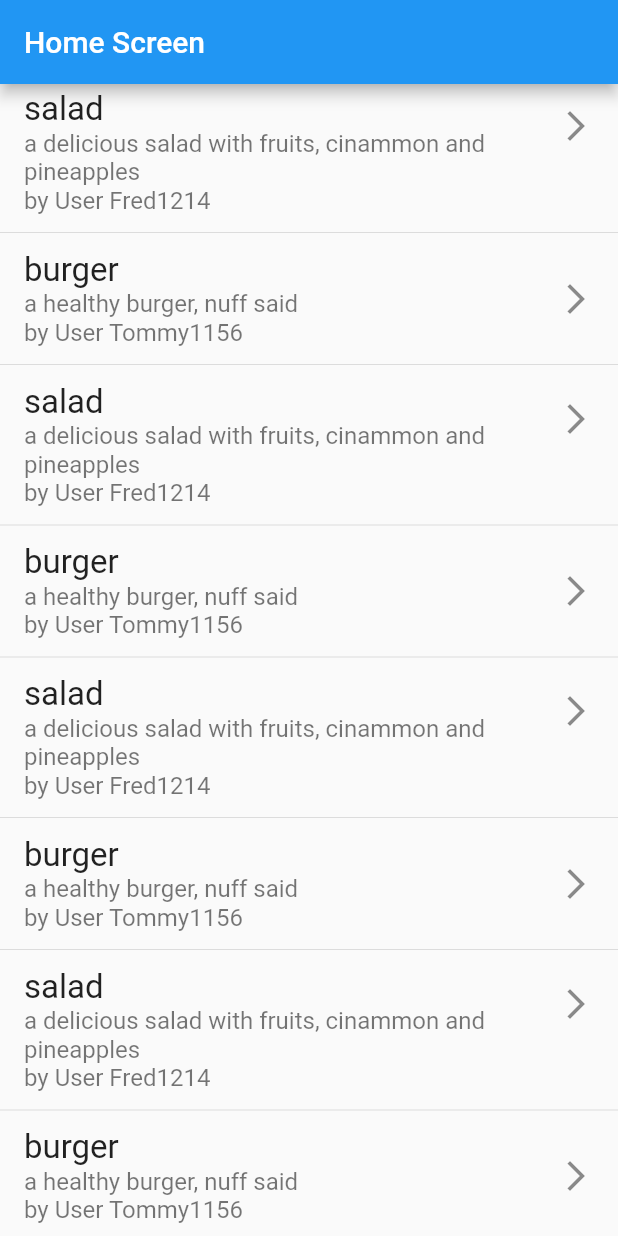
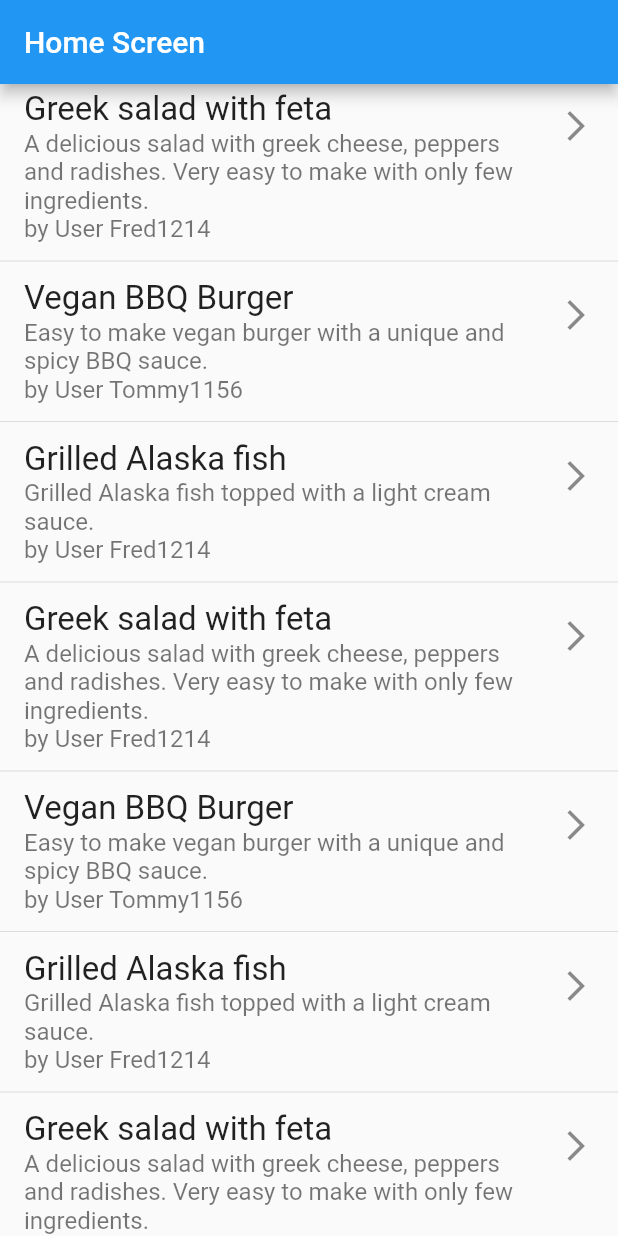
Before and after one commit to Fabian-Peter/mobile-app-dev, a Flutter app: the screen it shows after launch, on a phone screen of 412 x 824 dp. Run offline on Flutter 3.47's test engine with Material 2 defaults, Android fonts, the phone set to English and light mode, and no system bars; our stand-ins replace firebase_core, image_picker; missing offline and left inert: dart:ffi; accounts and stored records are empty.

Commit message:
Added new attribute, dummyData adjusted, added new images to assets

```diff
--- a/DiaBeatThis/lib/classes/recipe.dart
+++ b/DiaBeatThis/lib/classes/recipe.dart
@@ -1,9 +1,11 @@
 import 'package:image_picker/image_picker.dart';
+
 class Recipe {
   Recipe(
       {required this.title,
       required this.ingredients,
       required this.description,
+      required this.directions,
       required this.tags,
       required this.nutrition,
       this.pictureUrl});
@@ -11,6 +13,7 @@ class Recipe {
   String title;
   List<String> ingredients;
   String description;
+  List<String> directions;
   List<String> tags;
   List<String> nutrition;
   XFile? pictureUrl;
--- a/DiaBeatThis/lib/data/dummy_data.dart
+++ b/DiaBeatThis/lib/data/dummy_data.dart
@@ -2,41 +2,98 @@ import '../classes/Post.dart';
 import '../classes/recipe.dart';
 import '../classes/user.dart';
 
-class DummyData{
+class DummyData {
+  Recipe recipe1 = Recipe(
+      title: 'Greek salad with feta',
+      ingredients: [
+        '1 head of lettuce',
+        '50ml dressing of your choice (preferably low carb)',
+        '2 tomatoes',
+        '1 pepper',
+        '100g feta cheese',
+        '5 radishes'
+      ],
+      description:
+      'A delicious salad with greek cheese, peppers and radishes. Very easy to make with only few ingredients.',
+      directions: [
+        'Wash all vegetables with water.',
+        'Cut the lettuce head in half, hold and finely slice the wedges vertically for long strips of lettuce.',
+        'Dice both tomatoes.',
+        'Dice the pepper',
+        'Cut the radishes in fine slices.',
+        'Combine all vegetables in a big bowl.',
+        'Crumble the feta over the bowl',
+        'Add the dressing as well as salt & pepper',
+        'Mix all well together.'
+      ],
+      tags: ['vegetarian', 'gluten free'],
+      nutrition: ['10g proteins', '5g fat', '10g carbs']);
 
-  Recipe recipe1 = Recipe(title: 'salad', ingredients: ['lettuce', 'dressing'], description: 'a delicious salad with fruits, cinammon and pineapples', tags: ['healthy', 'yummi'], nutrition: ['proteins','carbs']);
-  Recipe recipe2 = Recipe(title: 'burger', ingredients: ['lettuce', 'meat','buns'], description: 'a healthy burger, nuff'' said', tags: ['delicious', 'yummi'], nutrition: ['proteins','carbs']);
+  Recipe recipe2 = Recipe(
+      title: 'Vegan BBQ Burger',
+      ingredients: ['lettuce', 'meat', 'buns'],
+      description:
+      'Easy to make vegan burger with a unique and spicy BBQ sauce.',
+      directions: ['do this', 'and that'],
+      tags: ['vegan', 'yummi'],
+      nutrition: ['proteins', 'carbs']);
 
-  User user1 = User(username: 'Fred1214', name: 'Frederick', rights: true,  mailAddress: 'fred1214@gmail.com');
-  User user2 = User(username: 'Tommy1156', name: 'Thomas', rights: true, mailAddress: 'thomasMueller@outlook.com');
+  Recipe recipe3 = Recipe(
+      title: 'Grilled Alaska fish',
+      ingredients: ['fish', 'cream', 'oil'],
+      description: 'Grilled Alaska fish topped with a light cream sauce.',
+      directions: ['do this', 'and that'],
+      tags: ['fish', 'yummi'],
+      nutrition: ['proteins', 'fats']);
 
+  User user1 = User(
+      username: 'Fred1214',
+      name: 'Frederick',
+      rights: true,
+      mailAddress: 'fred1214@gmail.com');
+  User user2 = User(
+      username: 'Tommy1156',
+      name: 'Thomas',
+      rights: true,
+      mailAddress: 'thomasMueller@outlook.com');
 
   List<Post> get returnData {
-    Post post1 = Post(
-        recipe: recipe1, creator: user1, creationDate: DateTime.now());
-    Post post2 = Post(
-        recipe: recipe2, creator: user2, creationDate: DateTime.now());
+    Post post1 =
+    Post(recipe: recipe1, creator: user1, creationDate: DateTime.now());
+    Post post2 =
+    Post(recipe: recipe2, creator: user2, creationDate: DateTime.now());
+    Post post3 =
+    Post(recipe: recipe3, creator: user1, creationDate: DateTime.now());
 
     List<Post> posts = <Post>[];
-        posts.add(post1);
-        posts.add(post2);
     posts.add(post1);
     posts.add(post2);
+    posts.add(post3);
     posts.add(post1);
     posts.add(post2);
+    posts.add(post3);
     posts.add(post1);
     posts.add(post2);
+    posts.add(post3);
     posts.add(post1);
     posts.add(post2);
+    posts.add(post3);
     posts.add(post1);
     posts.add(post2);
+    posts.add(post3);
     posts.add(post1);
     posts.add(post2);
+    posts.add(post3);
     posts.add(post1);
     posts.add(post2);
+    posts.add(post3);
     posts.add(post1);
     posts.add(post2);
+    posts.add(post3);
+    posts.add(post1);
+    posts.add(post2);
+    posts.add(post3);
 
-        return posts;
+    return posts;
   }
 }
--- a/DiaBeatThis/pubspec.yaml
+++ b/DiaBeatThis/pubspec.yaml
@@ -67,6 +67,11 @@ flutter:
   #   - images/a_dot_burr.jpeg
   #   - images/a_dot_ham.jpeg
 
+  assets:
+    - assets/images/Greek salad with feta.png
+    - assets/images/Vegan BBQ Burger.png
+    - assets/images/Grilled Alaska fish.png
+
   # An image asset can refer to one or more resolution-specific "variants", see
   # https://flutter.dev/assets-and-images/#resolution-aware
 
```
Also changed, not shown: DiaBeatThis/assets/images/Greek salad with feta.png (added), DiaBeatThis/assets/images/Grilled Alaska fish.png (added), DiaBeatThis/assets/images/Vegan BBQ Burger.png (added).
